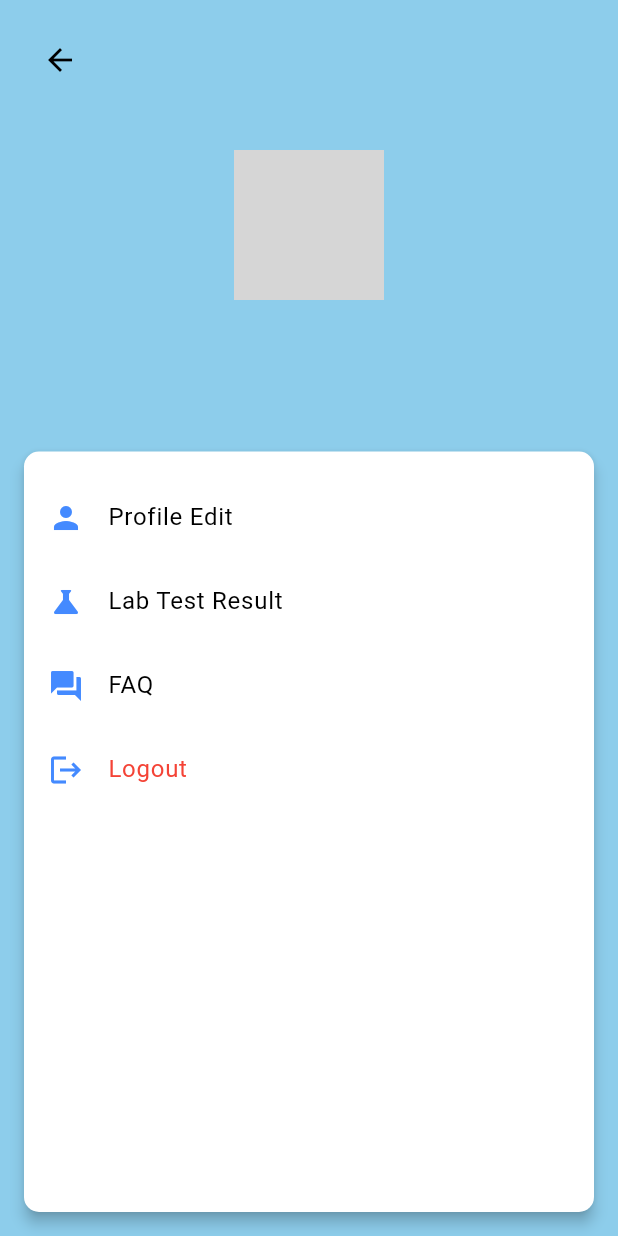
After one commit to MochammadIqbalAA/medical_app, a Flutter app: the ProfileMenuView screen opened directly, on a phone screen of 412 x 824 dp. The commit adds this screen. Run offline on Flutter 3.47's test engine with Material 3 defaults, Android fonts, the phone set to English and light mode, and no system bars; our stand-ins replace cloud_firestore, connectivity_plus, firebase_auth, firebase_core, geolocator, get and 5 more; accounts and stored records are empty; network calls fail; grey boxes are pictures that could not be loaded.

Commit message:
bang udah banggg

```diff
--- /dev/null
+++ b/lib/app/modules/ProfileMenu/views/profile_menu_view.dart
@@ -0,0 +1,129 @@
+import 'dart:io';
+import 'package:firebase_auth/firebase_auth.dart';
+import 'package:flutter/material.dart';
+import 'package:get/get.dart';
+import 'package:myapp/app/modules/home/controllers/profile_controller.dart'; // Ensure you import the ProfileController
+import 'package:myapp/app/modules/home/views/profile_view.dart';
+import 'package:myapp/app/modules/login_page/views/login_page_view.dart';
+import 'package:myapp/app/modules/LabTestResult/views/lab_test_result_view.dart'; // Import LabTestResultPage
+import 'package:myapp/app/modules/faq/views/faq_view.dart'; // Import FAQPage
+
+class ProfileMenuView extends StatelessWidget {
+  ProfileMenuView({Key? key}) : super(key: key);
+
+  final ProfileController controller = Get.put(ProfileController());
+
+  @override
+  Widget build(BuildContext context) {
+    return FutureBuilder<User?>(
+      future: _getCurrentUser(),
+      builder: (context, snapshot) {
+        if (snapshot.connectionState == ConnectionState.waiting) {
+          return const Scaffold(
+            body: Center(child: CircularProgressIndicator()),
+          );
+        } else if (snapshot.hasError) {
+          return Scaffold(
+            appBar: AppBar(title: const Text('Error')),
+            body: Center(
+              child: Text('Error: ${snapshot.error}'),
+            ),
+          );
+        } else if (snapshot.hasData) {
+          final user = snapshot.data!;
+          final email = user.email!;
+
+          return _buildProfileMenu(context, email);
+        } else {
+          return Scaffold(
+            appBar: AppBar(title: const Text('Belum Login')),
+            body: const Center(child: Text('Anda belum login')),
+          );
+        }
+      },
+    );
+  }
+
+  Future<User?> _getCurrentUser() async {
+    return FirebaseAuth.instance.currentUser;
+  }
+
+  Widget _buildProfileMenu(BuildContext context, String email) {
+    return Theme(
+      data: ThemeData(
+        primaryColor: Colors.lightBlue[100],
+        colorScheme:
+            ColorScheme.fromSwatch(primarySwatch: Colors.blue).copyWith(
+          secondary: Colors.blueAccent,
+        ),
+        fontFamily: 'Roboto',
+        textTheme: Theme.of(context).textTheme.copyWith(
+              displayMedium:
+                  const TextStyle(fontSize: 24, fontWeight: FontWeight.bold),
+              bodyMedium: const TextStyle(fontSize: 16),
+            ),
+      ),
+      child: Scaffold(
+        backgroundColor: Color.fromARGB(255, 141, 205, 235),
+        body: SafeArea(
+          child: Column(
+            crossAxisAlignment: CrossAxisAlignment.stretch,
+            children: [
+              Padding(
+                padding: const EdgeInsets.only(left: 16.0, top: 16.0),
+                child: Row(
+                  children: [
+                    IconButton(
+                      icon:
+                          const Icon(Icons.arrow_back, color: Colors.black),
+                      onPressed: () => Navigator.pop(context),
+                    ),
+                  ],
+                ),
+              ),
+              const SizedBox(height: 20),
+              Padding(
+                padding: const EdgeInsets.all(16.0),
+                child: Column(
+                  children: [
+                    Obx(() {
+                      return CircleAvatar(
+                        radius: 50,
+                        backgroundImage:
+                            controller.selectedImagePath.isNotEmpty
+                                ? FileImage(File(controller.selectedImagePath.value))
+                                : const AssetImage('assets/profile_picture.jpg'),
+                      );
+                    }),
+                    const SizedBox(height: 10),
+                    Text(
+                      email,
+                      style:
+                          TextStyle(fontSize: 20, fontWeight: FontWeight.w500), // Custom font style
+                    ),
+                  ],
+                ),
+              ),
+              const SizedBox(height: 30),
+              Expanded(
+                child: Card(
+                  elevation: 4,
+                  margin:
+                      const EdgeInsets.all(16.0),
+                  shape:
+                      RoundedRectangleBorder(borderRadius:
+                          BorderRadius.circular(10.0)),
+                  child:
+                      ListView(padding:
+                          const EdgeInsets.symmetric(vertical:
+                              16.0), children:[
+                        ProfileMenuItem(icon:
+                            Icons.person,text:'Profile Edit',onTap:
+                            () {Navigator.push(context,MaterialPageRoute(builder:(context)=>ProfileView()));},),
+                        ProfileMenuItem(icon :Icons.science,text:'Lab Test Result',onTap :(){Navigator.push(context ,MaterialPageRoute(builder :(context)=>LabTestResultView()));},),
+                        ProfileMenuItem(icon :Icons.question_answer,text:'FAQ',onTap :(){Navigator.push(context ,MaterialPageRoute(builder :(context)=>FAQView()));},),
+                        ProfileMenuItem(icon :Icons.logout,text:'Logout',textColor :Colors.red,onTap :(){FirebaseAuth.instance.signOut().then((_) {Navigator.pushReplacement(context ,MaterialPageRoute(builder :(context)=>LoginPageView()),);});},),],),),),],),),),);
+}
+}
+
+class ProfileMenuItem extends StatelessWidget {final IconData icon;final String text;final Color? textColor;final VoidCallback? onTap;const ProfileMenuItem({Key? key,required this.icon ,required this.text,this.textColor ,this.onTap ,}):super(key:key);@override Widget build(BuildContext context){return ListTile(leading :Icon(icon,color :Theme.of(context).colorScheme.secondary),title :Text(text ,style :TextStyle(color:textColor ??Theme.of(context).textTheme.bodyMedium!.color)),onTap:onTap ??() {},);}}
--- a/lib/app/modules/home/views/home_view.dart
+++ b/lib/app/modules/home/views/home_view.dart
@@ -8,6 +8,8 @@ import 'package:myapp/app/modules/appointment/views/appointment_page.dart';
 import 'package:myapp/app/modules/Forum/views/ForumPage.dart';
 import 'package:myapp/app/modules/FindUsPage/views/find_us_page_view.dart';
 import 'package:myapp/app/modules/DoctorDetailPage/views/doctor_detail_page_view.dart'; // Impor halaman DoctorDetailPage
+import 'package:myapp/app/modules/ProfileMenu/views/profile_menu_view.dart';
+
 
 class HomeView extends StatelessWidget {
   const HomeView({super.key});
@@ -152,7 +154,7 @@ class HomeView extends StatelessWidget {
           if (index == 2) {
             Get.to(HomePage());
           } else if (index == 3) {
-            Get.to(ProfileView());
+            Get.to(ProfileMenuView());
           } else if (index == 1) {
             Navigator.push(
               context,
--- a/lib/app/modules/login_page/views/login_page_view.dart
+++ b/lib/app/modules/login_page/views/login_page_view.dart
@@ -20,7 +20,8 @@ class LoginPageView extends StatelessWidget {
             fontWeight: FontWeight.bold, // Make title bold
           ),
         ),
-        backgroundColor: Color.fromARGB(244, 90, 97, 234), // Darker app bar color
+        backgroundColor: Color.fromARGB(244, 90, 97, 234),
+        automaticallyImplyLeading: false,
       ),
       body: Padding(
         padding: const EdgeInsets.all(16.0),
--- a/lib/app/routes/app_routes.dart
+++ b/lib/app/routes/app_routes.dart
@@ -11,6 +11,9 @@ abstract class Routes {
   static const FIND_US_PAGE = _Paths.FIND_US_PAGE;
   static const CONNECTION = _Paths.CONNECTION;
   static const DOCTOR_DETAIL_PAGE = _Paths.DOCTOR_DETAIL_PAGE;
+  static const PROFILE_MENU = _Paths.PROFILE_MENU;
+  static const LAB_TEST_RESULT = _Paths.LAB_TEST_RESULT;
+  static const FAQ = _Paths.FAQ;
 }
 
 abstract class _Paths {
@@ -23,4 +26,7 @@ abstract class _Paths {
   static const FIND_US_PAGE = '/find-us-page';
   static const CONNECTION = '/connection';
   static const DOCTOR_DETAIL_PAGE = '/doctor-detail-page';
+  static const PROFILE_MENU = '/profile-menu';
+  static const LAB_TEST_RESULT = '/lab-test-result';
+  static const FAQ = '/faq';
 }
--- a/pubspec.yaml
+++ b/pubspec.yaml
@@ -55,6 +55,7 @@ dependencies:
   connectivity_plus: ^6.1.1
   get_storage: ^2.1.1
   audioplayers: ^6.1.0
+  video_player: ^2.9.2
 
 
 dev_dependencies:
```
Also changed, not shown: lib/app/modules/LabTestResult/bindings/lab_test_result_binding.dart (added, +12 -0 lines), lib/app/modules/LabTestResult/controllers/lab_test_result_controller.dart (added, +23 -0 lines), lib/app/modules/LabTestResult/views/lab_test_result_view.dart (added, +18 -0 lines), lib/app/modules/ProfileMenu/bindings/profile_menu_binding.dart (added, +12 -0 lines), lib/app/modules/ProfileMenu/controllers/profile_menu_controller.dart (added, +23 -0 lines), lib/app/modules/faq/bindings/faq_binding.dart (added, +12 -0 lines), lib/app/modules/faq/controllers/faq_controller.dart (added, +23 -0 lines), lib/app/modules/faq/views/faq_view.dart (added, +25 -0 lines), lib/app/modules/home/controllers/profile_controller.dart (+78 -8 lines), lib/app/modules/home/views/profile_view.dart (+121 -20 lines), lib/app/routes/app_pages.dart (+14 -8 lines), pubspec.lock.
